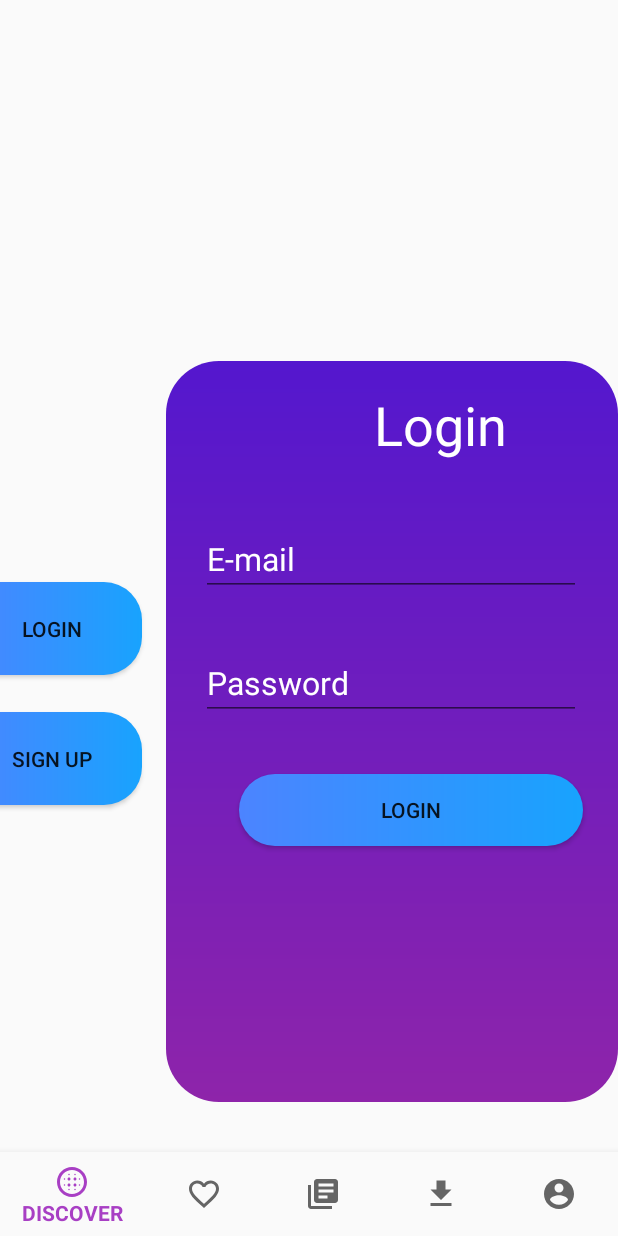
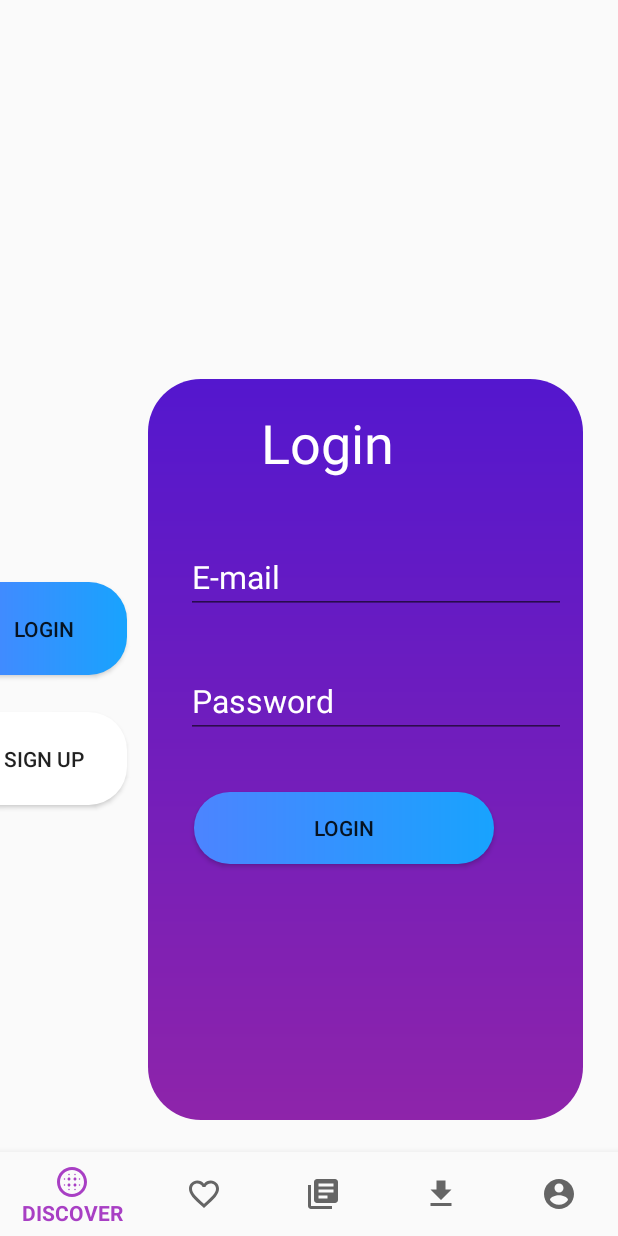
Before and after one commit to pawanabc59/mangaReader, an Android app: the fragment AccountFragment placed in its activity, on a phone screen of 412 x 824 dp. Run offline under Robolectric (Android 15) with nearby library versions, the phone set to English and light mode, and no system bars; our stand-ins replace Volley; network calls fail; 2 statements that could not run were skipped.

Commit message:
updated android

```diff
--- a/mangaReader_android/app/src/main/java/com/example/mangareader/AccountFragment.java
+++ b/mangaReader_android/app/src/main/java/com/example/mangareader/AccountFragment.java
@@ -1,8 +1,11 @@
 package com.example.mangareader;
 
+import android.annotation.TargetApi;
+import android.os.Build;
 import android.os.Bundle;
 import android.support.annotation.NonNull;
 import android.support.annotation.Nullable;
+import android.support.annotation.RequiresApi;
 import android.support.v4.app.Fragment;
 import android.support.v4.app.FragmentManager;
 import android.support.v4.app.FragmentTransaction;
@@ -23,9 +26,16 @@ public class AccountFragment extends Fragment {
         final View view = inflater.inflate(R.layout.fragment_account, container, false);
 
         loginBtn = view.findViewById(R.id.frag_btn_login);
+        signup = view.findViewById(R.id.frag_btn_signup);
+
         loginBtn.setOnClickListener(new View.OnClickListener() {
+            @TargetApi(Build.VERSION_CODES.LOLLIPOP)
+            @RequiresApi(api = Build.VERSION_CODES.JELLY_BEAN)
             @Override
             public void onClick(View v) {
+
+                loginBtn.setBackground(getActivity().getDrawable(R.drawable.btn_gradient_style2));
+                signup.setBackground(getActivity().getDrawable(R.drawable.btn_default_style));
                 fragment = new LoginFragment();
                 FragmentManager fm = getFragmentManager();
                 FragmentTransaction ft  = fm.beginTransaction();
@@ -34,12 +44,15 @@ public class AccountFragment extends Fragment {
             }
         });
 
-        signup = view.findViewById(R.id.frag_btn_signup);
         signup.setOnClickListener(new View.OnClickListener() {
+            @TargetApi(Build.VERSION_CODES.LOLLIPOP)
+            @RequiresApi(api = Build.VERSION_CODES.JELLY_BEAN)
             @Override
             public void onClick(View v) {
                 Button login = view.findViewById(R.id.loginBtn);
                 login.setVisibility(View.INVISIBLE);
+                loginBtn.setBackground(getActivity().getDrawable(R.drawable.btn_default_style));
+                signup.setBackground(getActivity().getDrawable(R.drawable.btn_gradient_style2));
                 fragment = new SignupFragment();
                 FragmentManager fm = getFragmentManager();
                 FragmentTransaction ft  = fm.beginTransaction();
--- a/mangaReader_android/app/src/main/java/com/example/mangareader/LoginFragment.java
+++ b/mangaReader_android/app/src/main/java/com/example/mangareader/LoginFragment.java
@@ -108,7 +108,7 @@ public class LoginFragment extends Fragment {
                     }
 
                 } catch (JSONException e) {
-                    Toast.makeText(getContext(), "Login Failed : "+e, Toast.LENGTH_SHORT).show();
+                    Toast.makeText(getContext(), "Either username or password is wrong! Try again. ", Toast.LENGTH_SHORT).show();
                     Fragment fragment = new AccountFragment();
                     FragmentManager fragmentManager = getFragmentManager();
                     FragmentTransaction fragmentTransaction = fragmentManager.beginTransaction();
--- a/mangaReader_android/app/src/main/java/com/example/mangareader/chapterAdapter.java
+++ b/mangaReader_android/app/src/main/java/com/example/mangareader/chapterAdapter.java
@@ -45,10 +45,10 @@ public class chapterAdapter extends RecyclerView.Adapter<chapterAdapter.ViewHold
         viewHolder.chapter_list_item.setOnClickListener(new View.OnClickListener() {
             @Override
             public void onClick(View v) {
-                String text = "One Piece "+(i+1);
+//                String text = "One Piece "+(i+1);
                 String chapter_url = chapter_path;
                 Intent intent = new Intent(mContext, PDFViewer.class);
-                intent.putExtra("Chapter_Name", text);
+                intent.putExtra("Chapter_Name", mList.get(i).getChapter_name());
                 intent.putExtra("Chapter_path", chapter_url);
                 intent.setFlags(Intent.FLAG_ACTIVITY_NEW_TASK | Intent.FLAG_ACTIVITY_MULTIPLE_TASK);
                 mContext.startActivity(intent);
--- a/mangaReader_android/app/src/main/java/com/example/mangareader/loginSignup.java
+++ b/mangaReader_android/app/src/main/java/com/example/mangareader/loginSignup.java
@@ -1,15 +1,15 @@
 package com.example.mangareader;
 
+import android.os.Bundle;
 import android.support.v4.app.Fragment;
-import android.support.v4.app.FragmentManager;
-import android.support.v4.app.FragmentTransaction;
 import android.support.v7.app.AppCompatActivity;
-import android.os.Bundle;
 import android.view.View;
 import android.widget.Button;
 import android.widget.Toast;
 
 public class loginSignup extends AppCompatActivity {
+
+//    Delete this file afterwards. No use of this file this file's content is similar to account fragment file since instead of activity we are using fragments.
 
     Button login, signup;
     Fragment fragment;
--- /dev/null
+++ b/mangaReader_android/app/src/main/res/drawable/btn_default_style.xml
@@ -0,0 +1,10 @@
+<?xml version="1.0" encoding="utf-8"?>
+<shape xmlns:android="http://schemas.android.com/apk/res/android">
+
+    <corners android:radius="25dp"></corners>
+
+    <gradient
+        android:startColor="@color/white"
+        android:endColor="@color/white"/>
+
+</shape>
--- /dev/null
+++ b/mangaReader_android/app/src/main/res/drawable/ic_rate.xml
@@ -0,0 +1,5 @@
+<vector android:height="24dp" android:tint="#FFFFFF"
+    android:viewportHeight="24.0" android:viewportWidth="24.0"
+    android:width="24dp" xmlns:android="http://schemas.android.com/apk/res/android">
+    <path android:fillColor="#FF000000" android:pathData="M12,17.27L18.18,21l-1.64,-7.03L22,9.24l-7.19,-0.61L12,2 9.19,8.63 2,9.24l5.46,4.73L5.82,21z"/>
+</vector>
--- a/mangaReader_android/app/src/main/res/layout/fragment_account.xml
+++ b/mangaReader_android/app/src/main/res/layout/fragment_account.xml
@@ -8,7 +8,7 @@
 
     <Button
         android:id="@+id/frag_btn_login"
-        android:layout_width="120dp"
+        android:layout_width="110dp"
         android:layout_height="62dp"
         android:layout_alignParentStart="true"
         android:layout_alignParentLeft="true"
@@ -22,7 +22,7 @@
 
     <Button
         android:id="@+id/frag_btn_signup"
-        android:layout_width="120dp"
+        android:layout_width="110dp"
         android:layout_height="62dp"
         android:layout_alignParentStart="true"
         android:layout_alignParentLeft="true"
@@ -30,20 +30,20 @@
         android:layout_marginStart="-25dp"
         android:layout_marginLeft="-16dp"
         android:layout_marginBottom="231dp"
-        android:background="@drawable/btn_gradient_style2"
+        android:background="@drawable/btn_default_style"
         android:text="Sign Up" />
 
     <fragment
         android:id="@+id/fragment_login_signup"
-        android:layout_width="301dp"
+        android:name="com.example.mangareader.LoginFragment"
+        android:layout_width="290dp"
         android:layout_height="494dp"
         android:layout_alignParentEnd="true"
         android:layout_alignParentRight="true"
         android:layout_alignParentBottom="true"
-        android:layout_marginEnd="0dp"
-        android:layout_marginRight="0dp"
-        android:layout_marginBottom="33dp"
-        android:name="com.example.mangareader.LoginFragment"
+        android:layout_marginEnd="23dp"
+        android:layout_marginRight="23dp"
+        android:layout_marginBottom="21dp"
         tools:layout="@layout/fragment_login" />
 
 </RelativeLayout>
--- a/mangaReader_android/app/src/main/res/layout/fragment_download.xml
+++ b/mangaReader_android/app/src/main/res/layout/fragment_download.xml
@@ -32,6 +32,7 @@
         android:layout_marginTop="550dp"
         android:layout_marginLeft="280dp"
         app:fabSize="normal"
+        android:backgroundTint="@color/colorAccent"
         />
 
 
--- a/mangaReader_android/app/src/main/res/layout/fragment_login.xml
+++ b/mangaReader_android/app/src/main/res/layout/fragment_login.xml
@@ -5,17 +5,16 @@
     android:layout_height="match_parent"
     android:background="@drawable/login_signup_frag_style"
     tools:context=".LoginFragment"
-    android:paddingLeft="23dp">
+    android:paddingLeft="25dp">
 
     <!-- TODO: Update blank fragment layout -->
-
 
     <TextView
         android:id="@+id/textView3"
         android:layout_width="wrap_content"
         android:layout_height="wrap_content"
-        android:layout_marginLeft="115dp"
         android:layout_marginTop="18dp"
+        android:layout_marginLeft="50dp"
         android:text="Login"
         android:textAlignment="center"
         android:textSize="36sp"
@@ -58,11 +57,12 @@
 
     <Button
         android:id="@+id/loginBtn"
-        android:layout_width="229dp"
+        android:layout_width="200dp"
         android:layout_height="wrap_content"
-        android:layout_marginLeft="25dp"
+        android:layout_marginLeft="5dp"
         android:layout_marginTop="275dp"
         android:text="Login"
         android:background="@drawable/btn_gradient_style"
         />
+
 </FrameLayout>
--- a/mangaReader_android/app/src/main/res/layout/fragment_profile.xml
+++ b/mangaReader_android/app/src/main/res/layout/fragment_profile.xml
@@ -108,14 +108,17 @@
         android:layout_height="wrap_content"
         android:text="About Us"
         android:layout_below="@+id/layout_text"
+        android:layout_marginTop="25dp"
         />
 
     <Button
         android:id="@+id/logout"
-        android:layout_width="match_parent"
+        android:layout_width="250dp"
         android:layout_height="wrap_content"
         android:layout_marginTop="555dp"
+        android:layout_centerHorizontal="true"
         android:text="LOGOUT"
+        android:background="@drawable/btn_gradient_style"
         />
 
 </RelativeLayout>
--- a/mangaReader_android/app/src/main/res/layout/fragment_signup.xml
+++ b/mangaReader_android/app/src/main/res/layout/fragment_signup.xml
@@ -15,7 +15,7 @@
         android:id="@+id/textView2"
         android:layout_width="wrap_content"
         android:layout_height="wrap_content"
-        android:layout_marginLeft="100dp"
+        android:layout_marginLeft="50dp"
         android:text="Sign Up"
         android:textColor="@color/colorPrimary"
         android:textSize="36sp"
@@ -71,7 +71,7 @@
         android:id="@+id/signupBtn"
         android:layout_width="199dp"
         android:layout_height="wrap_content"
-        android:layout_marginLeft="35dp"
+        android:layout_marginLeft="10dp"
         android:layout_marginTop="339dp"
         android:text="Sign Up"
         android:background="@drawable/btn_gradient_style"
--- a/mangaReader_android/app/src/main/res/values/colors.xml
+++ b/mangaReader_android/app/src/main/res/values/colors.xml
@@ -16,5 +16,9 @@
     <color name="lightPurple">#A83FC4</color>
     <color name="gray">#656565</color>
 
+    <color name="black">#000000</color>
+    <color name="white">#ffffff</color>
+
+    <color name="red">#E53935</color>
 
 </resources>
--- a/mangaReader_android/app/src/main/res/values/styles.xml
+++ b/mangaReader_android/app/src/main/res/values/styles.xml
@@ -4,8 +4,9 @@
     <style name="AppTheme" parent="Theme.AppCompat.Light.NoActionBar">
         <!-- Customize your theme here. -->
         <item name="colorPrimary">@color/colorPrimary</item>
-        <item name="colorPrimaryDark">@color/colorPrimaryDark</item>
-        <item name="colorAccent">@color/colorAccent</item>
+        <item name="colorPrimaryDark">@color/black</item>
+        <item name="colorAccent">@color/white</item>
+        <item name="actionMenuTextAppearance">@color/colorAccent</item>
     </style>
 
 </resources>
```
Also changed, not shown: mangaReader_android/app/src/main/java/com/example/mangareader/PDFViewer.java (+71 -1 lines), mangaReader_android/app/src/main/java/com/example/mangareader/comic_activity.java (+15 -9 lines), mangaReader_android/app/src/main/res/layout-v17/activity_pdfviewer.xml (added, +103 -0 lines), mangaReader_android/app/src/main/res/layout/activity_comic_activity.xml (+40 -11 lines), mangaReader_android/app/src/main/res/layout/activity_pdfviewer.xml (deleted, +0 -35 lines), mangaReader_android/app/src/main/res/layout/rating_dialogue.xml (added, +75 -0 lines).
